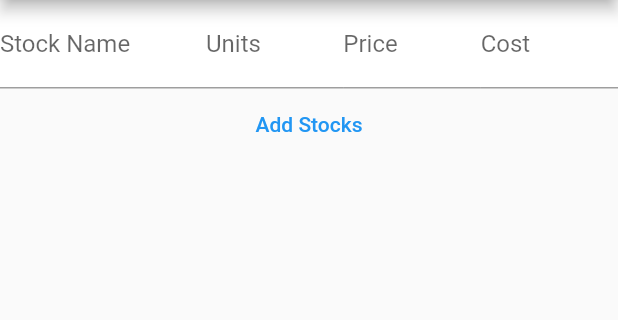
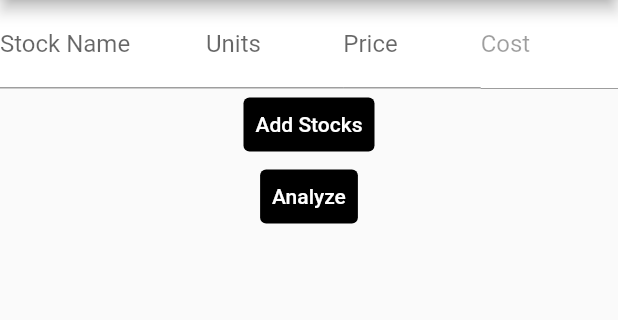
Before and after one commit to Anoop1001/InvestmentPlanner, a Flutter app: the screen it shows after launch, after a tap on "Add Stocks", on a phone screen of 412 x 824 dp, the part 84-404 px from its top. Run offline on Flutter 3.47's test engine with Material 2 defaults, Android fonts, the phone set to English and light mode, and no system bars; our stand-ins replace pie_chart.

```diff
--- a/lib/inverstment-planner.dart
+++ b/lib/inverstment-planner.dart
@@ -1,5 +1,6 @@
 import 'package:flutter/material.dart';
 import 'package:investment_planner/text-field-provider.dart';
+import 'package:pie_chart/pie_chart.dart';
 
 class MyHomePage extends StatefulWidget {
   const MyHomePage({Key? key}) : super(key: key);
@@ -10,6 +11,7 @@ class MyHomePage extends StatefulWidget {
 
 class _MyHomePageState extends State<MyHomePage> {
   List<Stock> stockList = [];
+  Map<String, double> stockDetails = {};
 
   void registerControllers(Stock stock) {
     if (stock.stockController.nameController == null) {
@@ -42,7 +44,8 @@ class _MyHomePageState extends State<MyHomePage> {
     super.dispose();
   }
 
-  onChangeEvent() {
+  onChangeEvent({bool buildChart = false}) {
+    stockDetails = {};
     for (var item in stockList) {
       var stockController = item.stockController;
       var units =
@@ -54,6 +57,9 @@ class _MyHomePageState extends State<MyHomePage> {
               .stockController.costController?.value
               .copyWith(text: cost.toString()) ??
           const TextEditingValue();
+      if (buildChart) {
+        stockDetails[stockController.nameController?.text ?? ""] = cost;
+      }
     }
   }
 
@@ -90,11 +96,13 @@ class _MyHomePageState extends State<MyHomePage> {
   @override
   Widget build(BuildContext context) {
     return Scaffold(
+        resizeToAvoidBottomInset: false,
         appBar: AppBar(
             title: const Text("Investment Planner"),
             backgroundColor: Colors.black,
             foregroundColor: Colors.white),
-        body: Column(children: [
+        body: SingleChildScrollView(
+            child: Column(children: [
           ListView.builder(
               shrinkWrap: true,
               itemCount: stockList.length,
@@ -107,15 +115,44 @@ class _MyHomePageState extends State<MyHomePage> {
               }),
           TextButton(
             style: ButtonStyle(
-              foregroundColor: MaterialStateProperty.all<Color>(Colors.blue),
-            ),
+                foregroundColor: MaterialStateProperty.all<Color>(Colors.white),
+                backgroundColor:
+                    MaterialStateProperty.all<Color>(Colors.black)),
             onPressed: () {
               stockList.add(Stock());
               setState(() {});
             },
             child: const Text('Add Stocks'),
-          )
-        ]));
+          ),
+          TextButton(
+            style: ButtonStyle(
+                foregroundColor: MaterialStateProperty.all<Color>(Colors.white),
+                backgroundColor:
+                    MaterialStateProperty.all<Color>(Colors.black)),
+            onPressed: () {
+              onChangeEvent(buildChart: true);
+              setState(() {});
+            },
+            child: const Text('Analyze'),
+          ),
+          Container(
+              child: stockDetails.isEmpty
+                  ? const Text("")
+                  : PieChart(
+                      dataMap: stockDetails,
+                      animationDuration: const Duration(milliseconds: 800),
+                      chartLegendSpacing: 32,
+                      chartRadius: MediaQuery.of(context).size.width / 3.2,
+                      colorList: const [
+                        Colors.green,
+                        Colors.blue,
+                        Colors.orange,
+                        Colors.pink,
+                        Colors.red,
+                        Colors.yellow
+                      ],
+                    ))
+        ])));
   }
 }
 
@@ -133,3 +170,28 @@ class StockController {
   TextEditingController? priceController;
   TextEditingController? costController;
 }
+
+TextField getControllerBasic(
+    TextInputType keyboardType,
+    TextEditingController? textEditingController,
+    BuildContext context,
+    String? placeholder,
+    {bool readOnly = false}) {
+  return TextField(
+      keyboardType: keyboardType,
+      controller: textEditingController,
+      enabled: !readOnly,
+      onSubmitted: (_) => context.nextEditableTextFocus(),
+      decoration: InputDecoration(
+        labelText: placeholder,
+      ));
+}
+
+extension Utility on BuildContext {
+  void nextEditableTextFocus() {
+    do {
+      FocusScope.of(this).nextFocus();
+    } while (
+        FocusScope.of(this).focusedChild?.context?.widget is! EditableText);
+  }
+}
--- a/lib/text-field-provider.dart
+++ b/lib/text-field-provider.dart
@@ -20,7 +20,7 @@ class TextFieldProvider {
     return TextField(
         keyboardType: keyboardType,
         controller: textEditingController,
-        readOnly: readOnly,
+        enabled: !readOnly,
         decoration: InputDecoration(
           labelText: placeholder,
         ));
--- a/pubspec.yaml
+++ b/pubspec.yaml
@@ -35,6 +35,7 @@ dependencies:
   # Use with the CupertinoIcons class for iOS style icons.
   cupertino_icons: ^1.0.2
   english_words: ^4.0.0
+  pie_chart: ^5.1.0
 
 dev_dependencies:
   flutter_test:
```
Also changed, not shown: pubspec.lock.
